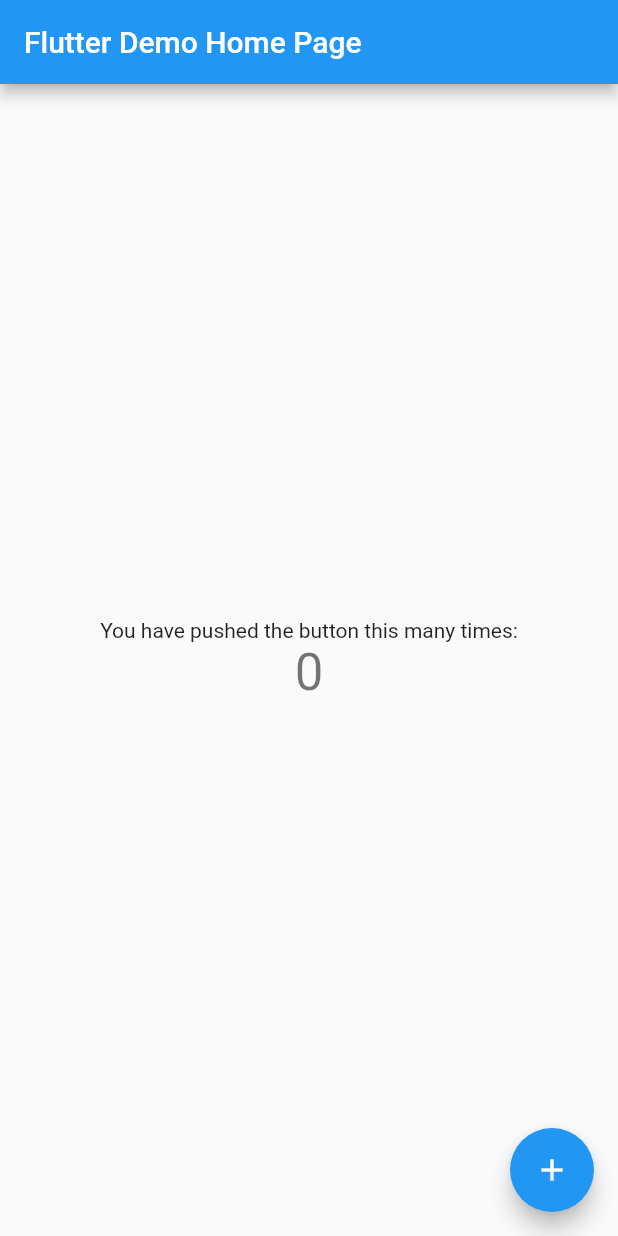
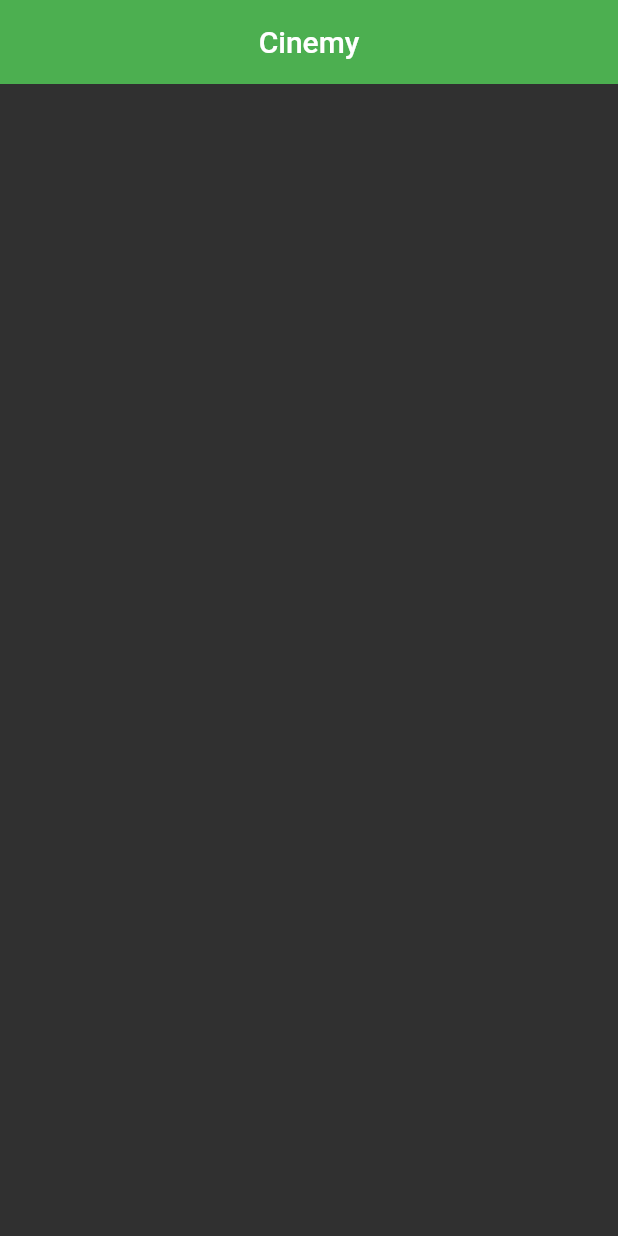
Before and after one commit to codewithjaspreet/cinemy, a Flutter app: the screen it shows after launch, on a phone screen of 412 x 824 dp. Run offline on Flutter 3.47's test engine with Material 2 defaults, Android fonts, the phone set to English and light mode, and no system bars; missing offline and left inert: tmdb_api.

Commit message:
created 3 maps for 3 different genres #tmdb methods

```diff
--- a/lib/main.dart
+++ b/lib/main.dart
@@ -1,115 +1,73 @@
 import 'package:flutter/material.dart';
+import 'package:tmdb_api/tmdb_api.dart';
 
-void main() {
-  runApp(const MyApp());
-}
+void main() => runApp(MyApp());
 
 class MyApp extends StatelessWidget {
   const MyApp({Key? key}) : super(key: key);
 
-  // This widget is the root of your application.
   @override
   Widget build(BuildContext context) {
     return MaterialApp(
-      title: 'Flutter Demo',
-      theme: ThemeData(
-        // This is the theme of your application.
-        //
-        // Try running your application with "flutter run". You'll see the
-        // application has a blue toolbar. Then, without quitting the app, try
-        // changing the primarySwatch below to Colors.green and then invoke
-        // "hot reload" (press "r" in the console where you ran "flutter run",
-        // or simply save your changes to "hot reload" in a Flutter IDE).
-        // Notice that the counter didn't reset back to zero; the application
-        // is not restarted.
-        primarySwatch: Colors.blue,
-      ),
-      home: const MyHomePage(title: 'Flutter Demo Home Page'),
+      debugShowCheckedModeBanner: false,
+      theme: ThemeData(brightness: Brightness.dark),
+      home: Home(),
     );
   }
 }
 
-class MyHomePage extends StatefulWidget {
-  const MyHomePage({Key? key, required this.title}) : super(key: key);
+class Home extends StatefulWidget {
+  @override
+  State<Home> createState() => _HomeState();
+}
 
-  // This widget is the home page of your application. It is stateful, meaning
-  // that it has a State object (defined below) that contains fields that affect
-  // how it looks.
+class _HomeState extends State<Home> {
+  // neccessary validations
+  List trendingMovie = [];
+  List topRated = [];
+  List popularShows = [];
 
-  // This class is the configuration for the state. It holds the values (in this
-  // case the title) provided by the parent (in this case the App widget) and
-  // used by the build method of the State. Fields in a Widget subclass are
-  // always marked "final".
+  final String apiKey = 'c320bde3409e0ddfe3eadaaf8b919943';
 
-  final String title;
+  final String accessToken =
+      'eyJhbGciOiJIUzI1NiJ9.eyJhdWQiOiJjMzIwYmRlMzQwOWUwZGRmZTNlYWRhYWY4YjkxOTk0MyIsInN1YiI6IjYyNWNkYmFmZGQ3MzFiMDA2NzBhNDdkYyIsInNjb3BlcyI6WyJhcGlfcmVhZCJdLCJ2ZXJzaW9uIjoxfQ.jcV6qeGupNEHt-omsWg8OTLaWWWJJ2jnsxp-GRFTdsA';
 
   @override
-  State<MyHomePage> createState() => _MyHomePageState();
-}
+  void initState() {
+    load();
+    super.initState();
+  }
 
-class _MyHomePageState extends State<MyHomePage> {
-  int _counter = 0;
+  // getting data from api
+  load() async {
+    TMDB tmdb = TMDB(ApiKeys(apiKey, accessToken),
+        logConfig: ConfigLogger(
+          showLogs: true,
+          showErrorLogs: true,
+        ));
 
-  void _incrementCounter() {
+    // map object fetched through api
+
+    Map res = await tmdb.v3.trending.getTrending();
+    Map res2 = await tmdb.v3.movies.getTopRated();
+    Map res3 = await tmdb.v3.tv.getPopular();
+    // print(res);
     setState(() {
-      // This call to setState tells the Flutter framework that something has
-      // changed in this State, which causes it to rerun the build method below
-      // so that the display can reflect the updated values. If we changed
-      // _counter without calling setState(), then the build method would not be
-      // called again, and so nothing would appear to happen.
-      _counter++;
+      trendingMovie = res['results'];
+      topRated = res2['results'];
+      popularShows = res3['results'];
     });
+    // print(trendingMovie);
   }
 
   @override
   Widget build(BuildContext context) {
-    // This method is rerun every time setState is called, for instance as done
-    // by the _incrementCounter method above.
-    //
-    // The Flutter framework has been optimized to make rerunning build methods
-    // fast, so that you can just rebuild anything that needs updating rather
-    // than having to individually change instances of widgets.
     return Scaffold(
       appBar: AppBar(
-        // Here we take the value from the MyHomePage object that was created by
-        // the App.build method, and use it to set our appbar title.
-        title: Text(widget.title),
+        title: Center(child: Text('Cinemy')),
+        backgroundColor: Colors.green,
+        elevation: 0,
       ),
-      body: Center(
-        // Center is a layout widget. It takes a single child and positions it
-        // in the middle of the parent.
-        child: Column(
-          // Column is also a layout widget. It takes a list of children and
-          // arranges them vertically. By default, it sizes itself to fit its
-          // children horizontally, and tries to be as tall as its parent.
-          //
-          // Invoke "debug painting" (press "p" in the console, choose the
-          // "Toggle Debug Paint" action from the Flutter Inspector in Android
-          // Studio, or the "Toggle Debug Paint" command in Visual Studio Code)
-          // to see the wireframe for each widget.
-          //
-          // Column has various properties to control how it sizes itself and
-          // how it positions its children. Here we use mainAxisAlignment to
-          // center the children vertically; the main axis here is the vertical
-          // axis because Columns are vertical (the cross axis would be
-          // horizontal).
-          mainAxisAlignment: MainAxisAlignment.center,
-          children: <Widget>[
-            const Text(
-              'You have pushed the button this many times:',
-            ),
-            Text(
-              '$_counter',
-              style: Theme.of(context).textTheme.headline4,
-            ),
-          ],
-        ),
-      ),
-      floatingActionButton: FloatingActionButton(
-        onPressed: _incrementCounter,
-        tooltip: 'Increment',
-        child: const Icon(Icons.add),
-      ), // This trailing comma makes auto-formatting nicer for build methods.
     );
   }
 }
```
